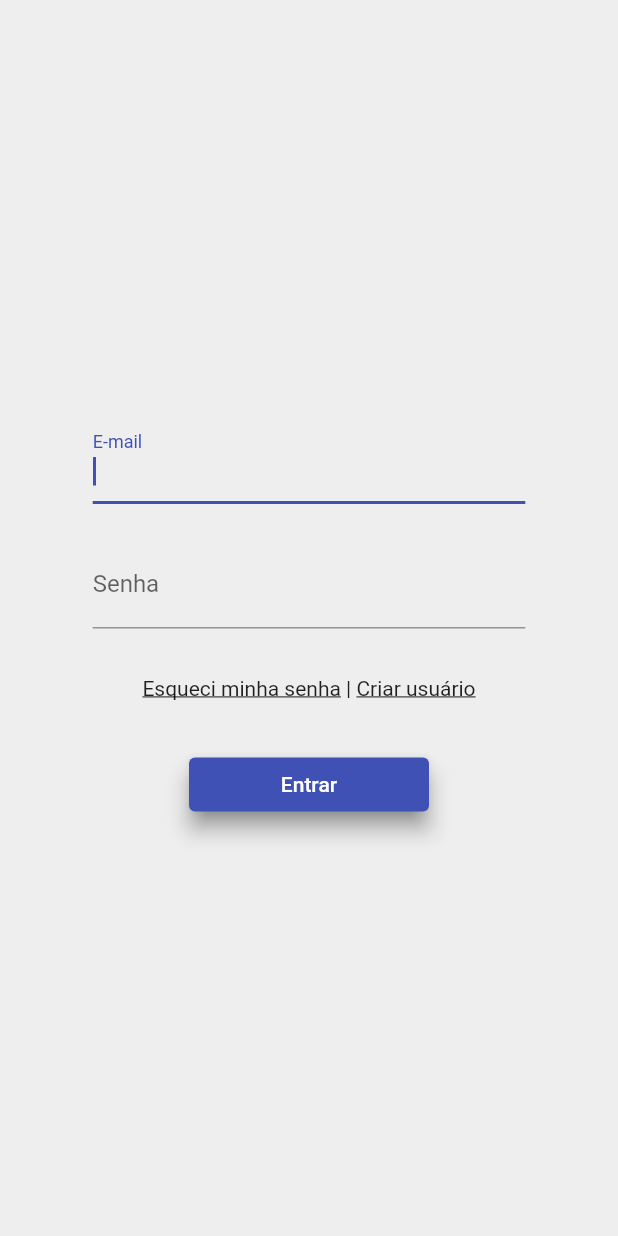
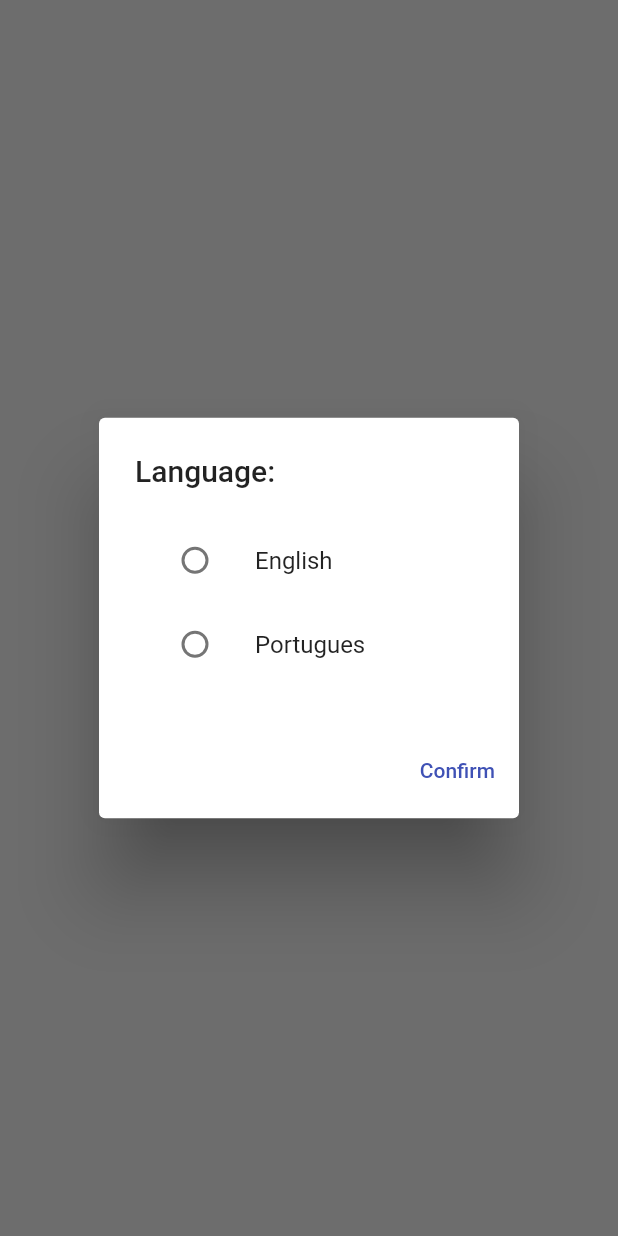
Before and after one commit to VitorSoaresDev1/gastosrecorrentes, a Flutter app: the screen it shows after launch, on a phone screen of 412 x 824 dp. Run offline on Flutter 3.47's test engine with Material 2 defaults, Android fonts, the phone set to English and light mode, and no system bars; our stand-ins replace firebase_core, font_awesome_flutter, get_it, shared_preferences; accounts and stored records are empty.

Commit message:
multi-language implemented

```diff
--- /dev/null
+++ b/lib/components/dialogs/language_dialog.dart
@@ -0,0 +1,68 @@
+import 'package:flutter/material.dart';
+import 'package:gastosrecorrentes/services/shared_preferences.dart';
+import 'package:provider/provider.dart';
+
+class LanguageDialog extends StatefulWidget {
+  const LanguageDialog({Key? key}) : super(key: key);
+
+  @override
+  _LanguageDialogState createState() => _LanguageDialogState();
+}
+
+class _LanguageDialogState extends State<LanguageDialog> {
+  int groupVal = 0;
+  String? chosenLanguage;
+  @override
+  Widget build(BuildContext context) {
+    final preferences = context.watch<SharedPreferencesService>();
+    return AlertDialog(
+      title: const Text("Language:"),
+      content: Column(
+        mainAxisSize: MainAxisSize.min,
+        children: [
+          ListTile(
+            title: const Text("English"),
+            leading: Radio(
+              value: 1,
+              groupValue: groupVal,
+              onChanged: (value) {
+                setState(() {
+                  groupVal = value as int;
+                  chosenLanguage = 'en_US';
+                });
+              },
+              activeColor: Colors.indigo,
+            ),
+          ),
+          ListTile(
+            title: const Text("Portugues"),
+            leading: Radio(
+              value: 2,
+              groupValue: groupVal,
+              onChanged: (value) {
+                setState(() {
+                  groupVal = value as int;
+                  chosenLanguage = 'pt_BR';
+                });
+              },
+              activeColor: Colors.indigo,
+            ),
+          ),
+        ],
+      ),
+      actions: [
+        TextButton(
+          onPressed: () async {
+            if (groupVal == 0) {
+              chosenLanguage = null;
+            } else {
+              await preferences.setlanguage(chosenLanguage);
+              Navigator.pop(context);
+            }
+          },
+          child: const Text("Confirm"),
+        ),
+      ],
+    );
+  }
+}
--- a/lib/main.dart
+++ b/lib/main.dart
@@ -1,7 +1,9 @@
 import 'package:firebase_core/firebase_core.dart';
 import 'package:flutter/material.dart';
+import 'package:gastosrecorrentes/services/shared_preferences.dart';
 import 'package:gastosrecorrentes/view_models/bills_view_model.dart';
-import 'package:gastosrecorrentes/views/sign_in.dart';
+import 'package:gastosrecorrentes/view_models/init_app_view_model.dart';
+import 'package:gastosrecorrentes/views/init_app.dart';
 import 'package:provider/provider.dart';
 
 void main() async {
@@ -18,18 +20,19 @@ class MyApp extends StatelessWidget {
     return MultiProvider(
       providers: [
         ChangeNotifierProvider(create: (_) => BillsViewModel()),
+        ChangeNotifierProvider(create: (_) => InitAppViewModel()),
+        Provider(create: (_) => SharedPreferencesService()),
       ],
       child: GestureDetector(
         behavior: HitTestBehavior.translucent,
         onTap: () => FocusScope.of(context).requestFocus(FocusNode()),
         child: MaterialApp(
           debugShowCheckedModeBanner: false,
-          title: 'Gasto Recorrentes',
+          title: 'Gastos Recorrentes',
           theme: ThemeData(
             primarySwatch: Colors.indigo,
             primaryColor: Colors.indigo,
             scaffoldBackgroundColor: Colors.grey[200],
-            listTileTheme: ListTileThemeData(tileColor: Colors.grey[600]),
             shadowColor: Colors.grey[800],
             textSelectionTheme: const TextSelectionThemeData(
               cursorColor: Colors.indigo,
@@ -37,7 +40,7 @@ class MyApp extends StatelessWidget {
               selectionColor: Colors.indigo,
             ),
           ),
-          home: const SignInScreen(),
+          home: const InitApp(),
         ),
       ),
     );
--- /dev/null
+++ b/lib/services/locator.dart
@@ -0,0 +1,8 @@
+import 'package:gastosrecorrentes/services/multi_language.dart';
+import 'package:get_it/get_it.dart';
+
+GetIt locator = GetIt.instance;
+
+setUpLocators() {
+  locator.registerLazySingleton(() => MultiLanguage());
+}
--- /dev/null
+++ b/lib/services/navigation_service.dart
@@ -0,0 +1,6 @@
+import 'package:flutter/material.dart';
+import 'package:gastosrecorrentes/views/sign_in.dart';
+
+void openSignInPage(BuildContext context) {
+  Navigator.push(context, MaterialPageRoute(builder: (context) => const SignInScreen()));
+}
--- /dev/null
+++ b/lib/services/shared_preferences.dart
@@ -0,0 +1,19 @@
+import 'package:shared_preferences/shared_preferences.dart';
+
+class SharedPreferencesService {
+  SharedPreferences? prefs;
+
+  Future startSharedPreferences() async {
+    prefs ??= await SharedPreferences.getInstance();
+  }
+
+  Future<String?> getLanguageChoice() async {
+    String? language = prefs!.getString('language');
+    return language;
+  }
+
+  Future setlanguage(String? language) async {
+    if (language == null) return;
+    await prefs!.setString("language", language);
+  }
+}
--- a/lib/shared/text_styles.dart
+++ b/lib/shared/text_styles.dart
@@ -5,4 +5,5 @@ class TextStyles {
   static TextStyle titles2() => TextStyle(color: Colors.grey[900], fontSize: 18, fontWeight: FontWeight.w600);
   static TextStyle bodyText() => TextStyle(color: Colors.grey[900], fontSize: 16, fontWeight: FontWeight.w500);
   static TextStyle bodySubtitle() => TextStyle(color: Colors.grey[900], fontSize: 14, fontWeight: FontWeight.w400);
+  static TextStyle links() => const TextStyle(decoration: TextDecoration.underline);
 }
--- /dev/null
+++ b/lib/view_models/init_app_view_model.dart
@@ -0,0 +1,29 @@
+import 'package:flutter/material.dart';
+import 'package:gastosrecorrentes/components/dialogs/language_dialog.dart';
+import 'package:gastosrecorrentes/services/locator.dart';
+import 'package:gastosrecorrentes/services/multi_language.dart';
+import 'package:provider/provider.dart';
+
+import '../services/shared_preferences.dart';
+
+class InitAppViewModel extends ChangeNotifier {
+  bool loading = true;
+  String? language;
+
+  loadAppInitialConfigs(BuildContext context) async {
+    setUpLocators();
+    final preferences = context.watch<SharedPreferencesService>();
+    await preferences.startSharedPreferences();
+    language = await preferences.getLanguageChoice();
+    //if (language == null) {
+    await showLanguageDialog(context);
+    //}
+    await locator<MultiLanguage>().loadLanguageMap(language!);
+    loading = false;
+    notifyListeners();
+  }
+
+  showLanguageDialog(BuildContext context) async {
+    await showDialog(context: context, barrierDismissible: false, builder: (context) => const LanguageDialog());
+  }
+}
--- a/lib/views/home_screen.dart
+++ b/lib/views/home_screen.dart
@@ -1,6 +1,7 @@
 import 'package:flutter/material.dart';
 import 'package:gastosrecorrentes/components/home_screen/bill_card.dart';
 import 'package:gastosrecorrentes/helpers/date_helper.dart';
+import 'package:gastosrecorrentes/services/multi_language.dart';
 import 'package:gastosrecorrentes/shared/text_styles.dart';
 import 'package:provider/provider.dart';
 import 'package:gastosrecorrentes/view_models/bills_view_model.dart';
@@ -12,10 +13,9 @@ class HomeScreen extends StatelessWidget {
   Widget build(BuildContext context) {
     final billsViewModel = context.watch<BillsViewModel>();
     return Scaffold(
-      appBar: AppBar(title: const Text('Gastos Recorrentes')),
+      appBar: AppBar(title: Text(MultiLanguage.translate("appTitle"))),
       floatingActionButton: FloatingActionButton(
         onPressed: () => {},
-        tooltip: 'Increment',
         child: const Icon(Icons.add),
       ),
       body: Center(
--- /dev/null
+++ b/lib/views/init_app.dart
@@ -0,0 +1,25 @@
+import 'package:flutter/material.dart';
+import 'package:gastosrecorrentes/helpers/functions_helper.dart';
+import 'package:gastosrecorrentes/services/navigation_service.dart';
+import 'package:gastosrecorrentes/view_models/init_app_view_model.dart';
+import 'package:provider/provider.dart';
+
+class InitApp extends StatefulWidget {
+  const InitApp({Key? key}) : super(key: key);
+
+  @override
+  State<InitApp> createState() => _InitAppState();
+}
+
+class _InitAppState extends State<InitApp> {
+  @override
+  Widget build(BuildContext context) {
+    final initAppViewModel = context.watch<InitAppViewModel>();
+    if (initAppViewModel.loading) {
+      initAppViewModel.loadAppInitialConfigs(context);
+    } else {
+      scheduleCall(() => openSignInPage(context));
+    }
+    return Scaffold(body: Container());
+  }
+}
--- a/lib/views/sign_in.dart
+++ b/lib/views/sign_in.dart
@@ -1,4 +1,6 @@
 import 'package:flutter/material.dart';
+import 'package:gastosrecorrentes/services/multi_language.dart';
+import 'package:gastosrecorrentes/shared/text_styles.dart';
 
 class SignInScreen extends StatelessWidget {
   const SignInScreen({Key? key}) : super(key: key);
@@ -21,15 +23,15 @@ class SignInScreen extends StatelessWidget {
                         TextFormField(
                           autofocus: true,
                           keyboardType: TextInputType.emailAddress,
-                          decoration: const InputDecoration(
-                            label: Text("E-mail"),
+                          decoration: InputDecoration(
+                            label: Text(MultiLanguage.translate("email")),
                           ),
                         ),
                         const SizedBox(height: 24),
                         TextFormField(
                           keyboardType: TextInputType.emailAddress,
-                          decoration: const InputDecoration(
-                            label: Text("Senha"),
+                          decoration: InputDecoration(
+                            label: Text(MultiLanguage.translate("password")),
                           ),
                         ),
                       ],
@@ -39,10 +41,10 @@ class SignInScreen extends StatelessWidget {
                 const SizedBox(height: 32),
                 Row(
                   mainAxisAlignment: MainAxisAlignment.center,
-                  children: const [
-                    Text("Esqueci minha senha", style: TextStyle(decoration: TextDecoration.underline)),
-                    Text(" | "),
-                    Text("Criar usuário", style: TextStyle(decoration: TextDecoration.underline)),
+                  children: [
+                    Text(MultiLanguage.translate("forgotPassword"), style: TextStyles.links()),
+                    const Text(" | "),
+                    Text(MultiLanguage.translate("createUser"), style: TextStyles.links()),
                   ],
                 ),
                 const SizedBox(height: 32),
@@ -52,7 +54,7 @@ class SignInScreen extends StatelessWidget {
                     fixedSize: MaterialStateProperty.all(const Size.fromWidth(160)),
                   ),
                   onPressed: () => {},
-                  child: const Text("Entrar"),
+                  child: Text(MultiLanguage.translate("logIn")),
                 )
               ],
             ),
--- a/pubspec.yaml
+++ b/pubspec.yaml
@@ -27,6 +27,7 @@ environment:
 # the latest version available on pub.dev. To see which dependencies have newer
 # versions available, run `flutter pub outdated`.
 dependencies:
+  get_it: ^7.2.0
   shared_preferences: ^2.0.15
   firebase_core:
   firebase_auth:
@@ -64,8 +65,9 @@ flutter:
   uses-material-design: true
 
   # To add assets to your application, add an assets section, like this:
-  # assets:
-  #   - images/a_dot_burr.jpeg
+  assets:
+    - assets/languages/en.json
+    - assets/languages/pt.json
   #   - images/a_dot_ham.jpeg
 
   # An image asset can refer to one or more resolution-specific "variants", see
```
Also changed, not shown: assets/languages/en.json (added, +8 -0 lines), assets/languages/pt.json (added, +8 -0 lines), lib/helpers/functions_helper.dart (added, +12 -0 lines), lib/services/multi_language.dart (added, +58 -0 lines), pubspec.lock, 1 other file.
